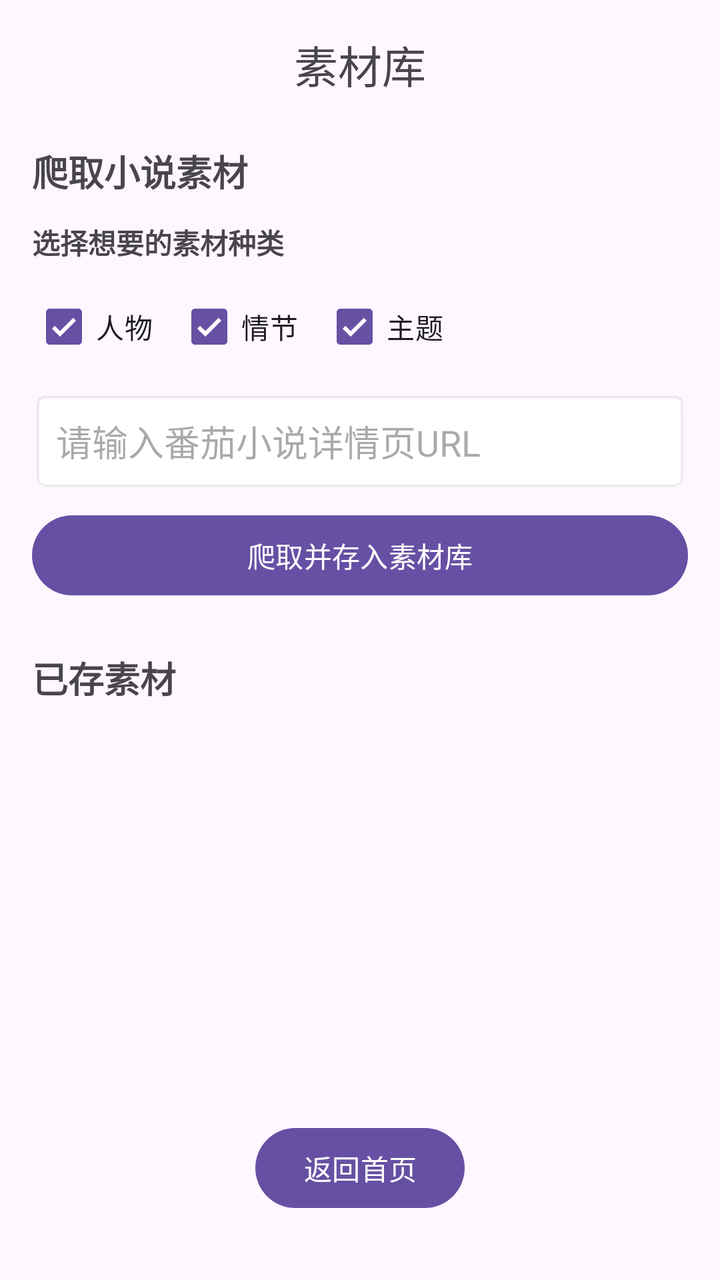
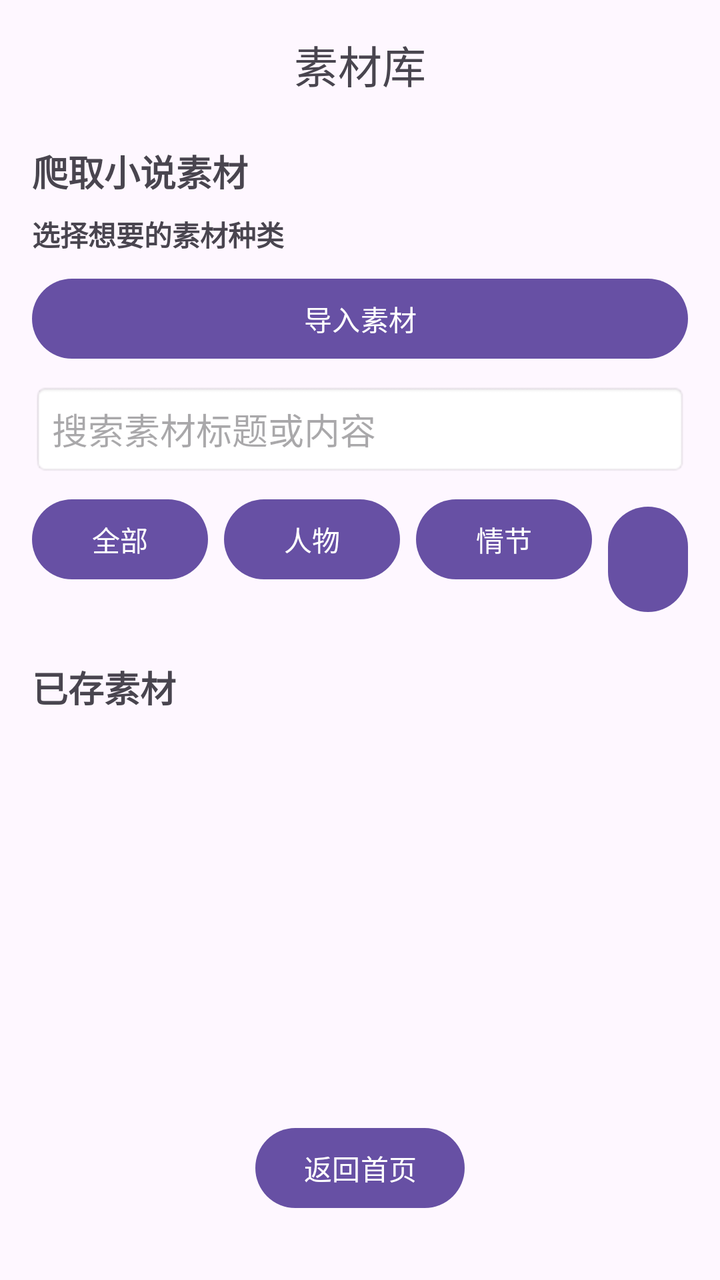

Before-and-after screenshots of an Android layout around one commit, followed by the original layout XML and the change that was made.
<!-- AndroidManifest.xml: application theme Theme.StoryTeller -->
<!-- res/layout/activity_material.xml -->
<?xml version="1.0" encoding="utf-8"?>
<androidx.constraintlayout.widget.ConstraintLayout xmlns:android="http://schemas.android.com/apk/res/android"
    xmlns:app="http://schemas.android.com/apk/res-auto"
    android:layout_width="match_parent"
    android:layout_height="match_parent"
    android:padding="16dp">

    <TextView
        android:id="@+id/tv_material_title"
        android:layout_width="wrap_content"
        android:layout_height="wrap_content"
        android:text="@string/title_material"
        android:textSize="22sp"
        app:layout_constraintTop_toTopOf="parent"
        app:layout_constraintStart_toStartOf="parent"
        app:layout_constraintEnd_toEndOf="parent" />

    
    <TextView
        android:id="@+id/tv_crawl_section"
        android:layout_width="wrap_content"
        android:layout_height="wrap_content"
        android:layout_marginTop="24dp"
        android:text="@string/material_crawl_section_title"
        android:textSize="18sp"
        android:textStyle="bold"
        app:layout_constraintTop_toBottomOf="@id/tv_material_title"
        app:layout_constraintStart_toStartOf="parent" />

    <TextView
        android:id="@+id/tv_crawl_type_label"
        android:layout_width="wrap_content"
        android:layout_height="wrap_content"
        android:layout_marginTop="12dp"
        android:text="@string/material_crawl_type_label"
        android:textStyle="bold"
        app:layout_constraintTop_toBottomOf="@id/tv_crawl_section"
        app:layout_constraintStart_toStartOf="parent" />

    <LinearLayout
        android:id="@+id/layout_crawl_types"
        android:layout_width="0dp"
        android:layout_height="wrap_content"
        android:layout_marginTop="8dp"
        android:orientation="horizontal"
        app:layout_constraintTop_toBottomOf="@id/tv_crawl_type_label"
        app:layout_constraintStart_toStartOf="parent"
        app:layout_constraintEnd_toEndOf="parent">

        <CheckBox
            android:id="@+id/cb_material_persona"
            android:layout_width="wrap_content"
            android:layout_height="wrap_content"
            android:checked="true"
            android:text="@string/material_type_persona" />

        <CheckBox
            android:id="@+id/cb_material_plot"
            android:layout_width="wrap_content"
            android:layout_height="wrap_content"
            android:layout_marginStart="12dp"
            android:checked="true"
            android:text="@string/material_type_plot" />

        <CheckBox
            android:id="@+id/cb_material_theme"
            android:layout_width="wrap_content"
            android:layout_height="wrap_content"
            android:layout_marginStart="12dp"
            android:checked="true"
            android:text="@string/material_type_theme" />
    </LinearLayout>

    <EditText
        android:id="@+id/et_novel_url"
        android:layout_width="0dp"
        android:layout_height="wrap_content"
        android:layout_marginTop="8dp"
        android:hint="请输入番茄小说详情页URL"
        android:inputType="textUri"
        android:padding="12dp"
        android:background="@android:drawable/editbox_background"
        app:layout_constraintTop_toBottomOf="@id/layout_crawl_types"
        app:layout_constraintStart_toStartOf="parent"
        app:layout_constraintEnd_toEndOf="parent" />

    <Button
        android:id="@+id/btn_crawl"
        android:layout_width="0dp"
        android:layout_height="wrap_content"
        android:layout_marginTop="8dp"
        android:text="爬取并存入素材库"
        app:layout_constraintTop_toBottomOf="@id/et_novel_url"
        app:layout_constraintStart_toStartOf="parent"
        app:layout_constraintEnd_toEndOf="parent" />

    
    <TextView
        android:id="@+id/tv_crawl_status"
        android:layout_width="0dp"
        android:layout_height="wrap_content"
        android:layout_marginTop="8dp"
        android:text=""
        android:textSize="14sp"
        android:visibility="gone"
        app:layout_constraintTop_toBottomOf="@id/btn_crawl"
        app:layout_constraintStart_toStartOf="parent"
        app:layout_constraintEnd_toEndOf="parent" />

    
    <TextView
        android:id="@+id/tv_material_list_title"
        android:layout_width="wrap_content"
        android:layout_height="wrap_content"
        android:layout_marginTop="24dp"
        android:text="已存素材"
        android:textSize="18sp"
        android:textStyle="bold"
        app:layout_constraintTop_toBottomOf="@id/tv_crawl_status"
        app:layout_constraintStart_toStartOf="parent" />

    <androidx.recyclerview.widget.RecyclerView
        android:id="@+id/rv_material"
        android:layout_width="0dp"
        android:layout_height="0dp"
        android:layout_marginTop="8dp"
        app:layout_constraintTop_toBottomOf="@id/tv_material_list_title"
        app:layout_constraintBottom_toTopOf="@id/btn_back_home"
        app:layout_constraintStart_toStartOf="parent"
        app:layout_constraintEnd_toEndOf="parent" />

    <Button
        android:id="@+id/btn_back_home"
        android:layout_width="wrap_content"
        android:layout_height="wrap_content"
        android:layout_marginBottom="16dp"
        android:text="@string/action_back_home"
        app:layout_constraintBottom_toBottomOf="parent"
        app:layout_constraintStart_toStartOf="parent"
        app:layout_constraintEnd_toEndOf="parent" />

</androidx.constraintlayout.widget.ConstraintLayout>
<!-- resources referenced by this layout -->
<resources>
  <string name="action_back_home">返回首页</string>
  <string name="material_crawl_section_title">爬取小说素材</string>
  <string name="material_crawl_type_label">选择想要的素材种类</string>
  <string name="material_type_persona">人物</string>
  <string name="material_type_plot">情节</string>
  <string name="material_type_theme">主题</string>
  <string name="title_material">素材库</string>
  <style name="Theme.StoryTeller" parent="Base.Theme.StoryTeller" />
  <style name="Base.Theme.StoryTeller" parent="Theme.Material3.DayNight.NoActionBar">
          
          
      </style>
</resources>

<!-- the commit's change to res/layout/activity_material.xml (unified diff, before → after) -->
@@ -16,83 +16,94 @@
         app:layout_constraintEnd_toEndOf="parent" />
 
     
-    <TextView
-        android:id="@+id/tv_crawl_section"
-        android:layout_width="wrap_content"
-        android:layout_height="wrap_content"
-        android:layout_marginTop="24dp"
-        android:text="@string/material_crawl_section_title"
-        android:textSize="18sp"
-        android:textStyle="bold"
-        app:layout_constraintTop_toBottomOf="@id/tv_material_title"
-        app:layout_constraintStart_toStartOf="parent" />
-
-    <TextView
-        android:id="@+id/tv_crawl_type_label"
-        android:layout_width="wrap_content"
-        android:layout_height="wrap_content"
-        android:layout_marginTop="12dp"
-        android:text="@string/material_crawl_type_label"
-        android:textStyle="bold"
-        app:layout_constraintTop_toBottomOf="@id/tv_crawl_section"
-        app:layout_constraintStart_toStartOf="parent" />
-
     <LinearLayout
-        android:id="@+id/layout_crawl_types"
+        android:id="@+id/layout_top_section"
         android:layout_width="0dp"
         android:layout_height="wrap_content"
-        android:layout_marginTop="8dp"
-        android:orientation="horizontal"
-        app:layout_constraintTop_toBottomOf="@id/tv_crawl_type_label"
+        android:orientation="vertical"
+        android:layout_marginTop="24dp"
+        app:layout_constraintTop_toBottomOf="@id/tv_material_title"
         app:layout_constraintStart_toStartOf="parent"
         app:layout_constraintEnd_toEndOf="parent">
 
-        <CheckBox
-            android:id="@+id/cb_material_persona"
+        <TextView
+            android:id="@+id/tv_crawl_section"
             android:layout_width="wrap_content"
             android:layout_height="wrap_content"
-            android:checked="true"
-            android:text="@string/material_type_persona" />
+            android:text="@string/material_crawl_section_title"
+            android:textSize="18sp"
+            android:textStyle="bold" />
 
-        <CheckBox
-            android:id="@+id/cb_material_plot"
+        <TextView
+            android:id="@+id/tv_crawl_type_label"
             android:layout_width="wrap_content"
             android:layout_height="wrap_content"
-            android:layout_marginStart="12dp"
-            android:checked="true"
-            android:text="@string/material_type_plot" />
+            android:layout_marginTop="8dp"
+            android:text="@string/material_crawl_type_label"
+            android:textStyle="bold" />
 
-        <CheckBox
-            android:id="@+id/cb_material_theme"
-            android:layout_width="wrap_content"
+        <Button
+            android:id="@+id/btn_import"
+            android:layout_width="match_parent"
             android:layout_height="wrap_content"
-            android:layout_marginStart="12dp"
-            android:checked="true"
-            android:text="@string/material_type_theme" />
+            android:layout_marginTop="8dp"
+            android:text="导入素材" />
+
+        <EditText
+            android:id="@+id/et_material_search"
+            android:layout_width="match_parent"
+            android:layout_height="wrap_content"
+            android:layout_marginTop="8dp"
+            android:hint="搜索素材标题或内容"
+            android:padding="10dp"
+            android:background="@android:drawable/editbox_background" />
+
+        <LinearLayout
+            android:id="@+id/layout_filters"
+            android:layout_width="match_parent"
+            android:layout_height="wrap_content"
+            android:layout_marginTop="8dp"
+            android:orientation="horizontal">
+
+            <Button
+                android:id="@+id/btn_filter_all"
+                android:layout_width="wrap_content"
+                android:layout_height="wrap_content"
+                android:text="全部" />
+
+            <Button
+                android:id="@+id/btn_filter_persona"
+                android:layout_width="wrap_content"
+                android:layout_height="wrap_content"
+                android:layout_marginStart="8dp"
+                android:text="@string/material_type_persona" />
+
+            <Button
+                android:id="@+id/btn_filter_plot"
+                android:layout_width="wrap_content"
+                android:layout_height="wrap_content"
+                android:layout_marginStart="8dp"
+                android:text="@string/material_type_plot" />
+
+            <Button
+                android:id="@+id/btn_filter_theme"
+                android:layout_width="wrap_content"
+                android:layout_height="wrap_content"
+                android:layout_marginStart="8dp"
+                android:text="@string/material_type_theme" />
+        </LinearLayout>
+
+        <TextView
+            android:id="@+id/tv_crawl_status"
+            android:layout_width="match_parent"
+            android:layout_height="wrap_content"
+            android:layout_marginTop="8dp"
+            android:text=""
+            android:textSize="14sp"
+            android:visibility="gone" />
+
     </LinearLayout>
 
-    <EditText
-        android:id="@+id/et_novel_url"
-        android:layout_width="0dp"
-        android:layout_height="wrap_content"
-        android:layout_marginTop="8dp"
-        android:hint="请输入番茄小说详情页URL"
-        android:inputType="textUri"
-        android:padding="12dp"
-        android:background="@android:drawable/editbox_background"
-        app:layout_constraintTop_toBottomOf="@id/layout_crawl_types"
-        app:layout_constraintStart_toStartOf="parent"
-        app:layout_constraintEnd_toEndOf="parent" />
-
-    <Button
-        android:id="@+id/btn_crawl"
-        android:layout_width="0dp"
-        android:layout_height="wrap_content"
-        android:layout_marginTop="8dp"
-        android:text="爬取并存入素材库"
-        app:layout_constraintTop_toBottomOf="@id/et_novel_url"
-        app:layout_constraintStart_toStartOf="parent"
-        app:layout_constraintEnd_toEndOf="parent" />
 
     
     <TextView
@@ -103,7 +114,7 @@
         android:text=""
         android:textSize="14sp"
         android:visibility="gone"
-        app:layout_constraintTop_toBottomOf="@id/btn_crawl"
+        app:layout_constraintTop_toBottomOf="@id/btn_import"
         app:layout_constraintStart_toStartOf="parent"
         app:layout_constraintEnd_toEndOf="parent" />
 
@@ -116,7 +127,7 @@
         android:text="已存素材"
         android:textSize="18sp"
         android:textStyle="bold"
-        app:layout_constraintTop_toBottomOf="@id/tv_crawl_status"
+        app:layout_constraintTop_toBottomOf="@id/layout_top_section"
         app:layout_constraintStart_toStartOf="parent" />
 
     <androidx.recyclerview.widget.RecyclerView
